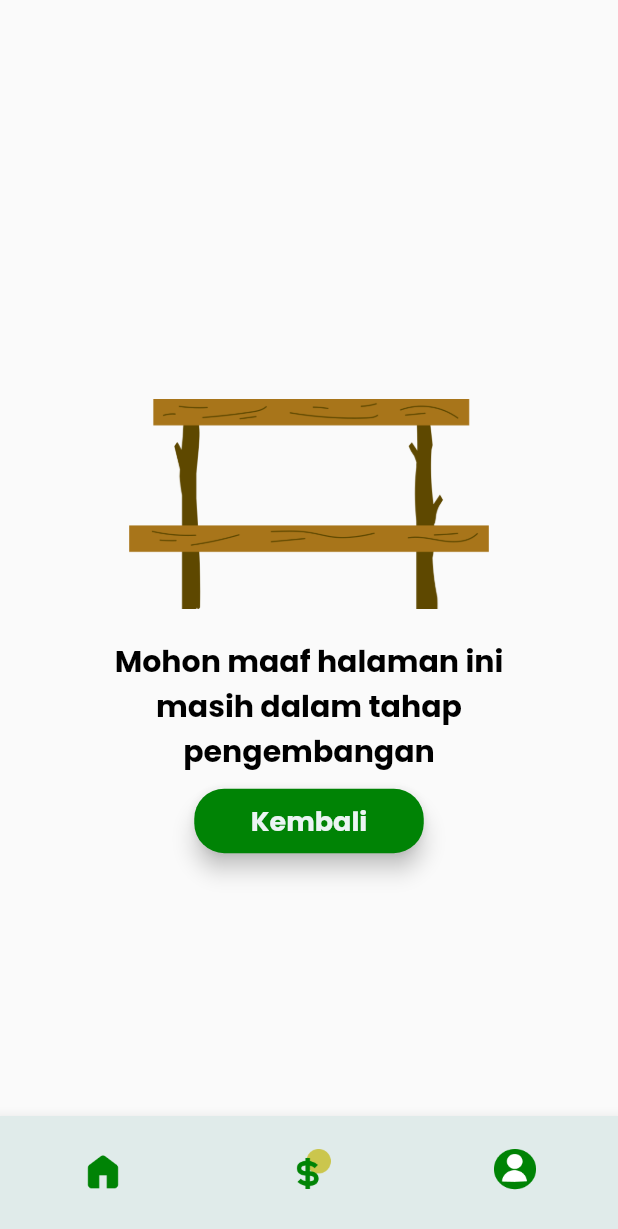
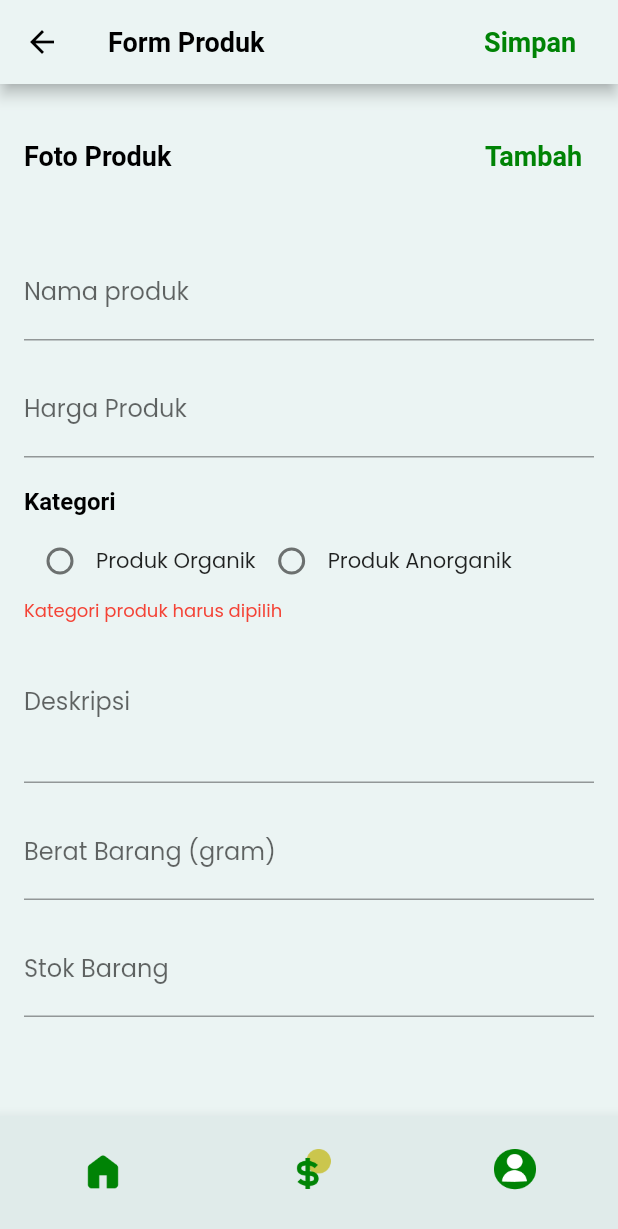
Before and after one commit to rajul0/rumah_sampah_digital, a Flutter app: the HomeNav screen opened directly, item 2 of the bottom bar chosen, on a phone screen of 412 x 824 dp. Shown: the top 1229 px of the screen. Run offline on Flutter 3.47's test engine with Material 2 defaults, Android fonts, the phone set to English and light mode, and no system bars; our stand-ins replace cloud_firestore, file_picker, firebase_auth, firebase_core, firebase_storage; accounts and stored records are empty; Roboto replaces fonts that are missing (InriaSans).

Commit message:
bat fitur jual produk olah sampah

```diff
--- a/lib/admin_bank_sampah/home_nav.dart
+++ b/lib/admin_bank_sampah/home_nav.dart
@@ -1,7 +1,7 @@
 import 'package:flutter/material.dart';
 import 'package:rumah_sampah_digital/admin_bank_sampah/home_page.dart';
+import 'package:rumah_sampah_digital/admin_bank_sampah/jual/jual_page.dart';
 import 'package:rumah_sampah_digital/admin_bank_sampah/profil.dart';
-import 'package:rumah_sampah_digital/on_develop_page.dart';
 
 class HomeNav extends StatefulWidget {
   @override
@@ -26,7 +26,7 @@
   final List<Widget> _widgetOptions = [
     // Add your widget options here
     HomePageABS(),
-    OnDevelopPage(),
+    JualBarangABS(),
     ProfilABSPage(),
   ];
 
--- /dev/null
+++ b/lib/admin_bank_sampah/jual/jual_page.dart
@@ -0,0 +1,303 @@
+import 'dart:io';
+import 'package:file_picker/file_picker.dart';
+import 'package:firebase_auth/firebase_auth.dart';
+import 'package:firebase_storage/firebase_storage.dart';
+import 'package:flutter/material.dart';
+import 'package:firebase_core/firebase_core.dart';
+import 'package:cloud_firestore/cloud_firestore.dart';
+import 'package:rumah_sampah_digital/admin_bank_sampah/component/pop_up_jual_barang.dart';
+import 'package:rumah_sampah_digital/admin_bank_sampah/jual/proses/proses_jual.dart';
+
+class JualBarangABS extends StatefulWidget {
+  @override
+  _JualBarangABSState createState() => _JualBarangABSState();
+}
+
+class _JualBarangABSState extends State<JualBarangABS> {
+  // Mendapatkan data user
+  final FirebaseAuth _auth = FirebaseAuth.instance;
+  final FirebaseStorage _storage = FirebaseStorage.instance;
+  final FirebaseFirestore _db = FirebaseFirestore.instance;
+
+  // untuk membuka file explore hp dan mengupload gambar
+  File? _selectedFile;
+  String? _filePathStr;
+
+  void _openFileExplorer() async {
+    FilePickerResult? result = await FilePicker.platform.pickFiles(
+      type: FileType.image,
+      allowMultiple: true,
+    );
+    if (result != null) {
+      setState(() => _selectedFile = File(result.files.single.path!));
+    }
+  }
+
+  // Variabel untuk menyimpan nilai input dari form
+  String? _userId;
+  String _namaBarang = '';
+  int _hargaBarang = 0;
+  String _kategori = '';
+  String _deskripsi = '';
+  int _beratBarang = 0;
+  int _stokBarang = 0;
+
+  bool _pesanHarga = false;
+  bool _pesanBerat = false;
+  bool _pesanStok = false;
+
+  // Pesan berhasil upload berhasil atau tidak
+  String pesanUpload = '';
+
+  final _formKey = GlobalKey<FormState>();
+  AutovalidateMode _autoValidateMode = AutovalidateMode.disabled;
+
+  void _submitForm() {
+    // Fungsi untuk mengirimkan data form ke server atau melakukan tindakan lainnya
+    User? user = _auth.currentUser;
+    _userId = user?.uid;
+    if (_formKey.currentState!.validate() && _selectedFile != null) {
+      // Simpan data ke database
+      tambahBarangJual(_userId, _namaBarang, _kategori, _deskripsi,
+          _beratBarang, 'Admin Bank Sampah', _selectedFile,
+          hargaBarang: _hargaBarang);
+      popUpKonfirmasiJualBarang(context);
+    } else {
+      // Tampilkan pesan kesalahan pada setiap form yang belum diisi dengan benar
+      setState(() {
+        _autoValidateMode = AutovalidateMode.always;
+      });
+    }
+  }
+
+  @override
+  Widget build(BuildContext context) {
+    return Scaffold(
+      backgroundColor: Color(0xFFEBF4F3),
+      appBar: AppBar(
+        backgroundColor: Color(0xFFEBF4F3),
+        title: const Text('Form Produk',
+            style: TextStyle(
+              fontSize: 18,
+              fontFamily: 'InriaSans',
+              fontWeight: FontWeight.bold,
+              color: Colors.black,
+            )),
+        iconTheme: const IconThemeData(color: Colors.black),
+        actions: [
+          Padding(
+            padding: const EdgeInsets.only(
+              right: 20,
+            ),
+            child: TextButton(
+              child: const Text(
+                'Simpan',
+                style: TextStyle(
+                    color: Color(0xFF008305),
+                    fontSize: 18.0,
+                    fontWeight: FontWeight.bold,
+                    fontFamily: 'InriaSans'),
+              ),
+              onPressed: () {
+                _submitForm();
+              },
+            ),
+          )
+        ],
+      ),
+      body: SingleChildScrollView(
+        padding: const EdgeInsets.all(16.0),
+        child: Form(
+          key: _formKey,
+          autovalidateMode: _autoValidateMode,
+          child: Column(
+            crossAxisAlignment: CrossAxisAlignment.stretch,
+            children: <Widget>[
+              SizedBox(
+                height: 8.0,
+              ),
+              Row(mainAxisAlignment: MainAxisAlignment.spaceBetween, children: [
+                const Text(
+                  'Foto Produk',
+                  style: TextStyle(
+                      color: Colors.black,
+                      fontFamily: 'InriaSans',
+                      fontSize: 18.0,
+                      fontWeight: FontWeight.bold),
+                ),
+                TextButton(
+                  child: const Text(
+                    'Tambah',
+                    style: TextStyle(
+                        color: Color(0xFF008305),
+                        fontSize: 18.0,
+                        fontWeight: FontWeight.bold,
+                        fontFamily: 'InriaSans'),
+                  ),
+                  onPressed: () {
+                    _openFileExplorer();
+                  },
+                ),
+              ]),
+              _selectedFile != null
+                  ? Text(_selectedFile!.path,
+                      overflow: TextOverflow.ellipsis,
+                      maxLines: 1,
+                      style: TextStyle(
+                          color: Color(0xFFAEAEAE),
+                          fontFamily: 'InriaSans',
+                          fontSize: 12.0))
+                  : Text(''),
+              SizedBox(
+                height: 16.0,
+              ),
+              TextFormField(
+                decoration: const InputDecoration(
+                  labelText: 'Nama produk',
+                ),
+                validator: (value) {
+                  if (value!.isEmpty) {
+                    return 'Nama produk tidak boleh kosong';
+                  }
+                  return null;
+                },
+                onChanged: (value) {
+                  setState(() {
+                    _namaBarang = value;
+                  });
+                },
+              ),
+              const SizedBox(height: 16.0),
+              TextFormField(
+                decoration: const InputDecoration(labelText: 'Harga Produk'),
+                keyboardType: TextInputType.number,
+                validator: (value) {
+                  if (value!.isEmpty) {
+                    return 'Harga Produk tidak boleh kosong';
+                  } else if (_pesanHarga) {
+                    return 'Harga Produk harus berupa angka';
+                  }
+                  return null;
+                },
+                onChanged: (value) {
+                  try {
+                    setState(() {
+                      _hargaBarang = int.parse(value);
+                    });
+                  } catch (e) {
+                    _pesanHarga = true;
+                  }
+                },
+              ),
+              const SizedBox(height: 20.0),
+              Text(
+                'Kategori',
+                style: TextStyle(
+                    color: Colors.black,
+                    fontSize: 16.0,
+                    fontWeight: FontWeight.bold,
+                    fontFamily: 'InriaSans'),
+              ),
+              SizedBox(
+                height: 6.0,
+              ),
+              Row(
+                children: <Widget>[
+                  Radio(
+                      value: 'Produk Organik',
+                      groupValue: _kategori,
+                      onChanged: (value) {
+                        setState(() {
+                          _kategori = value!;
+                        });
+                      },
+                      activeColor: Color(0xFF008305)),
+                  const Text('Produk Organik'),
+                  Radio(
+                    value: 'Produk Anorganik',
+                    groupValue: _kategori,
+                    onChanged: (value) {
+                      setState(() {
+                        _kategori = value!;
+                      });
+                    },
+                    activeColor: Color(0xFF008305),
+                  ),
+                  const Text('Produk Anorganik'),
+                ],
+              ),
+              _kategori == ''
+                  ? const Text(
+                      'Kategori produk harus dipilih',
+                      style: TextStyle(
+                        color: Colors.red,
+                        fontSize: 12.0,
+                      ),
+                    )
+                  : SizedBox(),
+              TextFormField(
+                decoration: InputDecoration(labelText: 'Deskripsi'),
+                maxLines: 3,
+                validator: (value) {
+                  if (value!.isEmpty) {
+                    return 'Deskripsi tidak boleh kosong';
+                  }
+                  return null;
+                },
+                onChanged: (value) {
+                  setState(() {
+                    _deskripsi = value;
+                  });
+                },
+              ),
+              SizedBox(height: 16.0),
+              TextFormField(
+                decoration: InputDecoration(labelText: 'Berat Barang (gram)'),
+                keyboardType: TextInputType.number,
+                validator: (value) {
+                  if (value!.isEmpty) {
+                    return 'Berat barang tidak boleh kosong';
+                  } else if (_pesanBerat) {
+                    return 'Berat barang harus berupa angka';
+                  }
+                  return null;
+                },
+                onChanged: (value) {
+                  try {
+                    setState(() {
+                      _beratBarang = int.parse(value);
+                    });
+                  } catch (e) {
+                    _pesanBerat = true;
+                  }
+                },
+              ),
+              SizedBox(height: 16.0),
+              TextFormField(
+                decoration: InputDecoration(labelText: 'Stok Barang'),
+                keyboardType: TextInputType.number,
+                validator: (value) {
+                  if (value!.isEmpty) {
+                    return 'Stok Barang tidak boleh kosong';
+                  } else if (_pesanBerat) {
+                    return 'Stok Barang harus berupa angka';
+                  }
+                  return null;
+                },
+                onChanged: (value) {
+                  try {
+                    setState(() {
+                      _stokBarang = int.parse(value);
+                    });
+                  } catch (e) {
+                    _pesanStok = true;
+                  }
+                },
+              ),
+            ],
+          ),
+        ),
+      ),
+    );
+  }
+}
--- /dev/null
+++ b/lib/admin_bank_sampah/jual/proses/proses_jual.dart
@@ -0,0 +1,41 @@
+import 'dart:io';
+import 'package:cloud_firestore/cloud_firestore.dart';
+import 'package:firebase_auth/firebase_auth.dart';
+import 'package:firebase_storage/firebase_storage.dart';
+
+Future<void> tambahBarangJual(
+    userId, namaBarang, kategori, deskripsi, beratBarang, jenisAkun, imageFile,
+    {hargaBarang = ''}) async {
+  final FirebaseFirestore _db = FirebaseFirestore.instance;
+
+  var imagePath =
+      await uploadGambarBarang(jenisAkun, imageFile, kategori, namaBarang);
+  // Fungsi tambah barang ke database firestore firebase
+  return _db.collection('barang').doc().set({
+    'id_user': userId,
+    'nama_barang': namaBarang,
+    'harga_barang': hargaBarang,
+    'kategori': kategori,
+    'deskripsi': deskripsi,
+    'berat_barang': beratBarang,
+    'jenis_akun': jenisAkun,
+    'lokasi': 'Banda Aceh',
+    'url_download': imagePath,
+  }).catchError((error) => print("Failed to add user: $error"));
+}
+
+Future uploadGambarBarang(
+    jenisAkun, File imageFile, kategori, namaBarang) async {
+  final FirebaseAuth _auth = FirebaseAuth.instance;
+  final FirebaseStorage _storage = FirebaseStorage.instance;
+  // Fungsi untuk mengupload gambar form ke server atau melakukan tindakan lainnya
+  User? user = _auth.currentUser;
+  String imagePath = '$jenisAkun/${user?.uid}/$kategori/$namaBarang.jpg';
+  try {
+    TaskSnapshot snapshot = await _storage.ref(imagePath).putFile(imageFile);
+    String downloadUrl = await snapshot.ref.getDownloadURL();
+    return downloadUrl;
+  } on FirebaseException catch (e) {
+    print(e);
+  }
+}
--- a/pubspec.yaml
+++ b/pubspec.yaml
@@ -41,6 +41,7 @@
   firebase_database: ^10.2.4
   intl: ^0.18.1
   shared_preferences: ^2.2.1
+  file_picker: ^5.5.0
 
 dev_dependencies:
   flutter_test:
```
Also changed, not shown: lib/admin_bank_sampah/component/pop_up_jual_barang.dart (added, +26 -0 lines), pubspec.lock.
